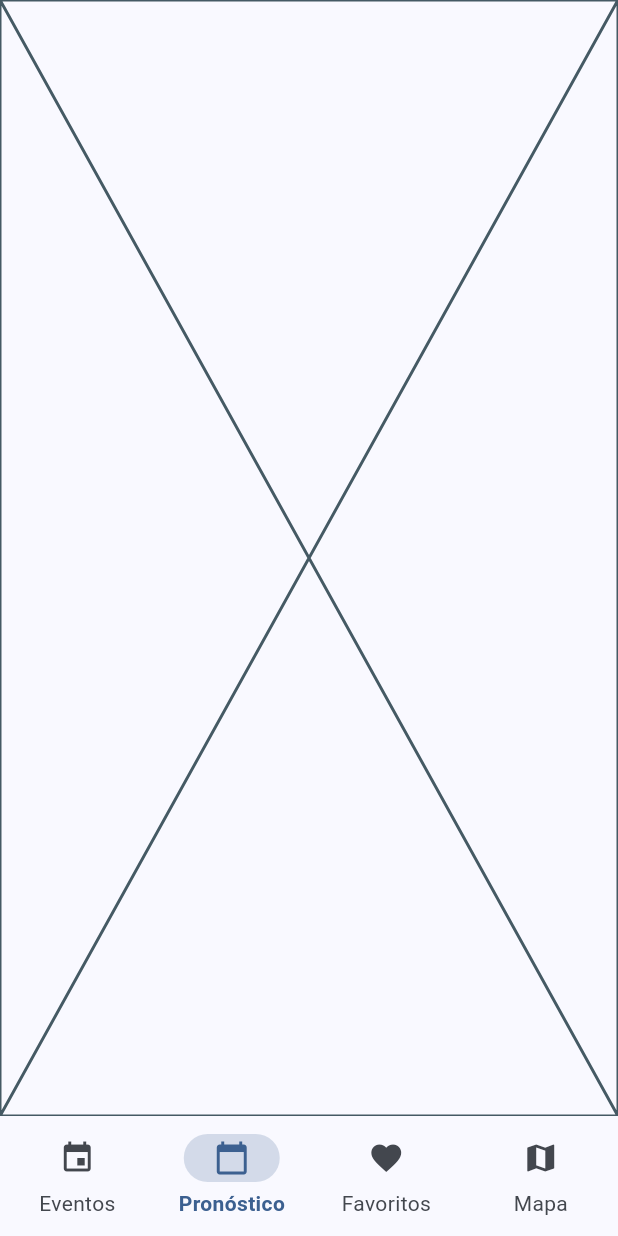
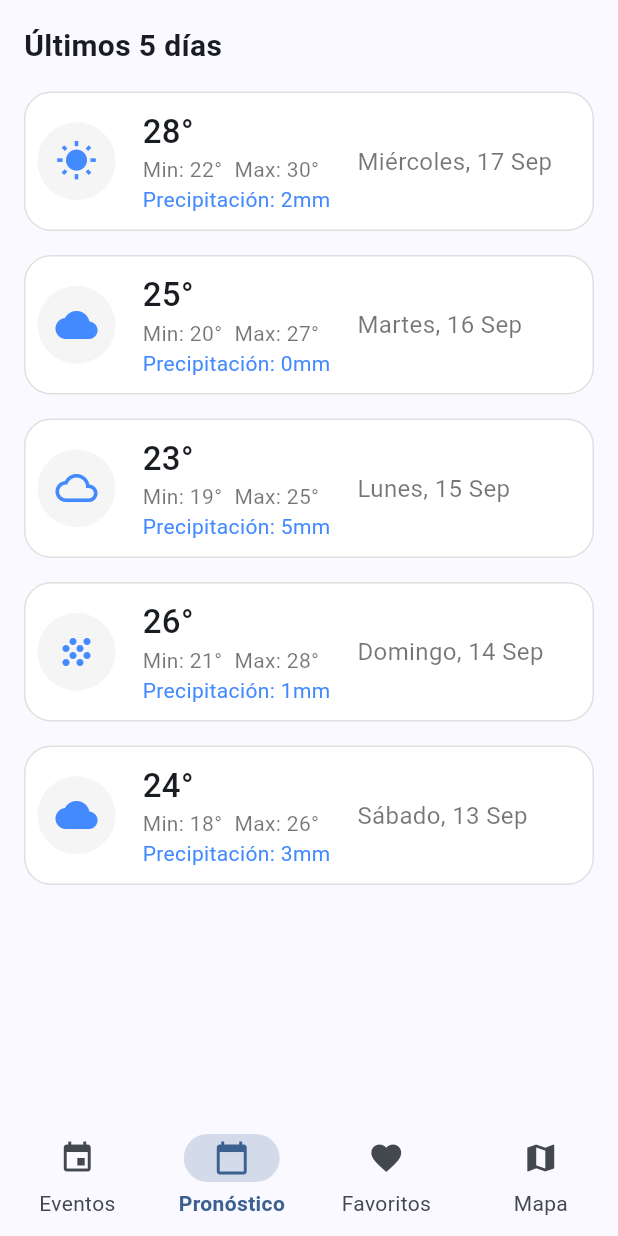
Before and after one commit to jgravier1/grupo_digital_test, a Flutter app: the screen it shows after launch, item 2 of the bottom bar chosen, on a phone screen of 412 x 824 dp. Run offline on Flutter 3.47's test engine with Material 3 defaults, Android fonts, the light colour scheme and no system bars; our stand-ins replace go_router, shared_preferences.

Commit message:
UI implementation

```diff
--- a/lib/presentation/screens/favorites_screen.dart
+++ b/lib/presentation/screens/favorites_screen.dart
@@ -1,12 +1,11 @@
 import 'package:flutter/material.dart';
+import 'package:grupo_digital_test/presentation/views/favorites_view.dart';
 
 class FavoritesScreen extends StatelessWidget {
   const FavoritesScreen({super.key});
 
   @override
   Widget build(BuildContext context) {
-    return const Center(
-      child: Text('Favoritos', style: TextStyle(fontSize: 24)),
-    );
+    return Scaffold(body: FavoritesView());
   }
 }
--- a/lib/presentation/screens/forecast_screen.dart
+++ b/lib/presentation/screens/forecast_screen.dart
@@ -1,10 +1,13 @@
 import 'package:flutter/material.dart';
+import 'package:grupo_digital_test/presentation/views/forecast_view.dart';
 
 class ForecastScreen extends StatelessWidget {
   const ForecastScreen({super.key});
 
   @override
   Widget build(BuildContext context) {
-    return const Placeholder();
+    return Scaffold(
+      body: ForecastView(),
+    );
   }
 }
--- a/lib/presentation/views/forecast_view.dart
+++ b/lib/presentation/views/forecast_view.dart
@@ -0,0 +1,67 @@
+import 'package:flutter/material.dart';
+import 'package:grupo_digital_test/presentation/widgets/forecast_card.dart';
+
+class ForecastView extends StatefulWidget {
+  const ForecastView({super.key});
+
+  @override
+  State<ForecastView> createState() => _ForecastViewState();
+}
+
+class _ForecastViewState extends State<ForecastView> {
+  @override
+  Widget build(BuildContext context) {
+    return SafeArea(
+      child: Padding(
+        padding: const EdgeInsets.all(16.0),
+        child: Column(
+          crossAxisAlignment: CrossAxisAlignment.start,
+          children: [
+            const Text('Últimos 5 días', style: TextStyle(fontSize: 20, fontWeight: FontWeight.bold)),
+            const SizedBox(height: 16),
+            ForecastCard(
+              icon: Icons.wb_sunny,
+              temp: '28°',
+              min: '22°',
+              max: '30°',
+              precipitation: '2mm',
+              day: 'Miércoles, 17 Sep',
+            ),
+            ForecastCard(
+              icon: Icons.cloud,
+              temp: '25°',
+              min: '20°',
+              max: '27°',
+              precipitation: '0mm',
+              day: 'Martes, 16 Sep',
+            ),
+            ForecastCard(
+              icon: Icons.cloud_queue,
+              temp: '23°',
+              min: '19°',
+              max: '25°',
+              precipitation: '5mm',
+              day: 'Lunes, 15 Sep',
+            ),
+            ForecastCard(
+              icon: Icons.grain,
+              temp: '26°',
+              min: '21°',
+              max: '28°',
+              precipitation: '1mm',
+              day: 'Domingo, 14 Sep',
+            ),
+            ForecastCard(
+              icon: Icons.wb_cloudy,
+              temp: '24°',
+              min: '18°',
+              max: '26°',
+              precipitation: '3mm',
+              day: 'Sábado, 13 Sep',
+            ),
+          ],
+        ),
+      ),
+    );
+  }
+}
--- /dev/null
+++ b/lib/presentation/widgets/forecast_card.dart
@@ -0,0 +1,62 @@
+
+// Widget personalizado para mostrar toda la info
+import 'package:flutter/material.dart';
+
+class ForecastCard extends StatelessWidget {
+  final IconData icon;
+  final String temp;
+  final String min;
+  final String max;
+  final String precipitation;
+  final String day;
+
+  const ForecastCard({super.key,
+    required this.icon,
+    required this.temp,
+    required this.min,
+    required this.max,
+    required this.precipitation,
+    required this.day,
+  });
+
+  @override
+  Widget build(BuildContext context) {
+    return Container(
+      margin: const EdgeInsets.only(bottom: 16),
+      padding: const EdgeInsets.symmetric(vertical: 10, horizontal: 8),
+      decoration: BoxDecoration(
+        color: Colors.white,
+        borderRadius: BorderRadius.circular(18),
+        border: Border.all(color: Colors.black12),
+      ),
+      child: Row(
+        children: [
+          CircleAvatar(
+            backgroundColor: Colors.grey.shade100,
+            radius: 26,
+            child: Icon(icon, color: Colors.blueAccent, size: 28),
+          ),
+          const SizedBox(width: 18),
+          Column(
+            crossAxisAlignment: CrossAxisAlignment.start,
+            children: [
+              Text(temp, style: const TextStyle(fontSize: 22, fontWeight: FontWeight.w500)),
+              Row(
+                children: [
+                  Text('Min: $min', style: const TextStyle(fontSize: 14, color: Colors.black54)),
+                  const SizedBox(width: 8),
+                  Text('Max: $max', style: const TextStyle(fontSize: 14, color: Colors.black54)),
+                ],
+              ),
+              Text('Precipitación: $precipitation', style: const TextStyle(fontSize: 14, color: Colors.blueAccent)),
+            ],
+          ),
+          const SizedBox(width: 18),
+          Expanded(
+            child: Text(day, style: const TextStyle(fontSize: 16, color: Colors.black54)),
+          ),
+        ],
+      ),
+    );
+  }
+}
--- a/pubspec.yaml
+++ b/pubspec.yaml
@@ -12,6 +12,7 @@ dependencies:
   flutter:
     sdk: flutter
   go_router: ^16.2.1
+  shared_preferences: ^2.5.3
 
 dev_dependencies:
   flutter_lints: ^5.0.0
```
Also changed, not shown: lib/data/favorites_repository.dart (added, +39 -0 lines), lib/domain/entities/event.dart (added, +33 -0 lines), lib/presentation/views/events_view.dart (+8 -44 lines), lib/presentation/views/favorites_view.dart (added, +15 -0 lines), lib/presentation/widgets/events_card.dart (added, +73 -0 lines), pubspec.lock, 7 other files.
